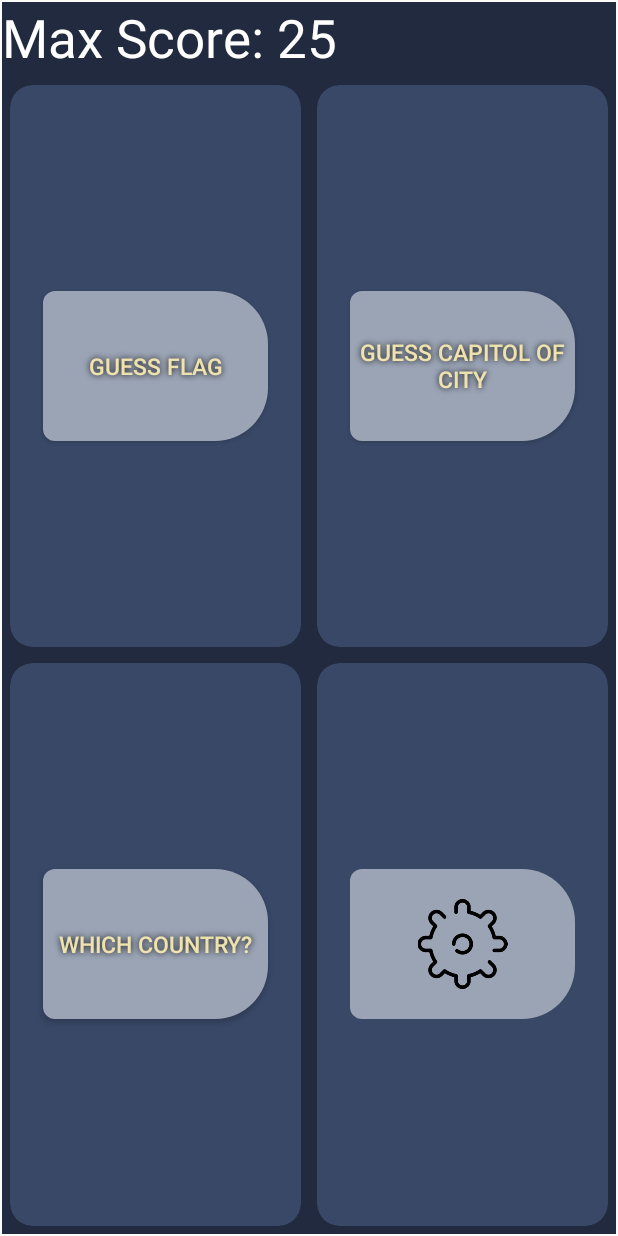
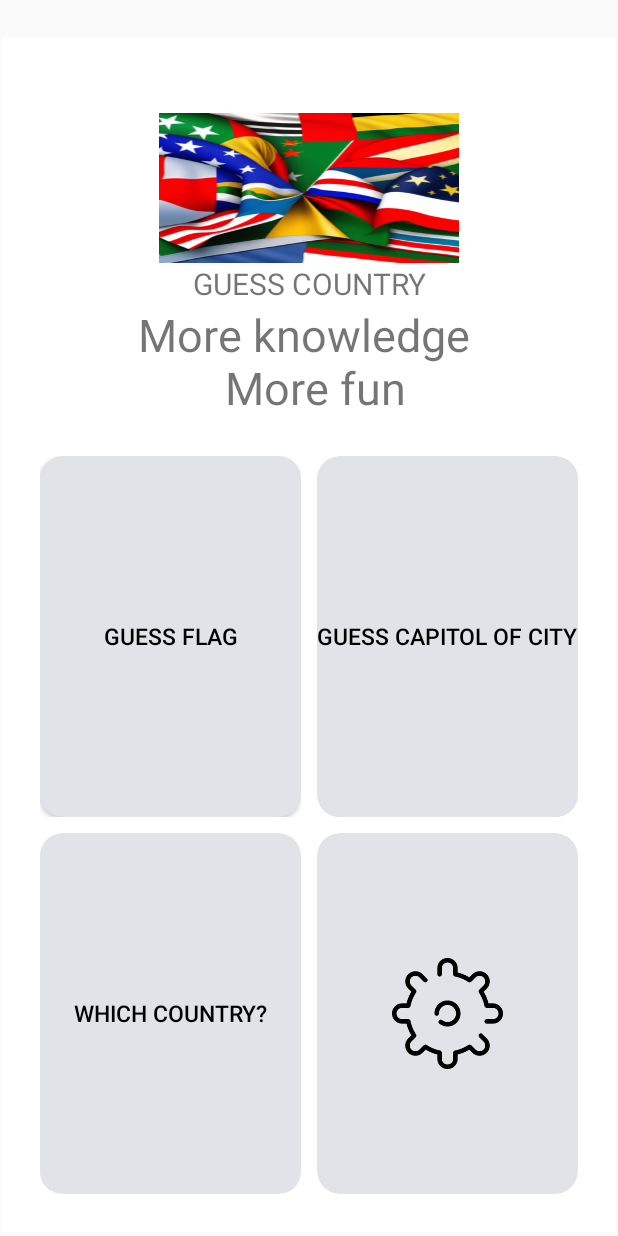
Before and after one commit to karakayahamza/CountriesAndFlagsQuiz, an Android app: the screen it shows after launch (MainActivity), on a phone screen of 412 x 824 dp. Run offline under Robolectric (Android 15) with nearby library versions, the phone set to English and light mode, and no system bars; our stand-ins replace RxJava; network calls fail.

Commit message:
Second Commit

```diff
--- a/app/src/main/res/drawable/buttun_design.xml
+++ b/app/src/main/res/drawable/buttun_design.xml
@@ -2,12 +2,12 @@
 <shape xmlns:android="http://schemas.android.com/apk/res/android"
     android:shape="rectangle" >
 
-    <solid android:color="#9BA4B5" />
+    <solid android:color="#E1E3E8" />
 
     <corners
-        android:bottomLeftRadius="8dp"
-        android:bottomRightRadius="35dp"
-        android:topLeftRadius="8dp"
-        android:topRightRadius="35dp" />
+        android:bottomLeftRadius="15dp"
+        android:bottomRightRadius="15dp"
+        android:topLeftRadius="15dp"
+        android:topRightRadius="15dp" />
 
 </shape>
--- a/app/src/main/res/layout/fragment_main_screen.xml
+++ b/app/src/main/res/layout/fragment_main_screen.xml
@@ -4,43 +4,59 @@
     xmlns:tools="http://schemas.android.com/tools"
     android:layout_width="match_parent"
     android:layout_height="match_parent"
-    tools:context=".views.MainScreen"
-    android:background="#F1F6F9"
-    >
+    tools:context=".views.MainScreen">
 
     <LinearLayout
         android:id="@+id/linearLayout"
-        android:layout_width="match_parent"
-        android:layout_height="50dp"
+        android:layout_width="0dp"
+        android:layout_height="wrap_content"
+        android:layout_marginTop="24dp"
+        android:background="#FFFFFF"
+        android:gravity="center"
+        android:orientation="vertical"
         app:layout_constraintBottom_toTopOf="@+id/gridLayout"
         app:layout_constraintEnd_toEndOf="parent"
         app:layout_constraintStart_toStartOf="parent"
-        app:layout_constraintTop_toTopOf="parent"
-        android:orientation="horizontal"
-        >
+        app:layout_constraintTop_toTopOf="parent">
+
+        <ImageView
+            android:layout_width="200dp"
+            android:layout_height="100dp"
+            android:layout_marginTop="50dp"
+            android:scaleType="fitCenter"
+            android:scaleX="2"
+            android:src="@drawable/appicon" />
+
         <TextView
-            android:id="@+id/score"
-            android:layout_height="50dp"
             android:layout_width="match_parent"
-            android:text="Max Score: 25"
-            android:textSize="35dp"
-            android:textColor="@color/white"
-            android:background="#212A3E"
-            />
+            android:layout_height="wrap_content"
+            android:gravity="center"
+            android:text="GUESS COUNTRY"
+            android:textSize="20sp" />
+
+        <TextView
+            android:layout_width="match_parent"
+            android:layout_height="wrap_content"
+            android:gravity="center"
+            android:text="More knowledge \n More fun"
+            android:textSize="30sp" />
+
+
     </LinearLayout>
 
     <GridLayout
         android:id="@+id/gridLayout"
         android:layout_width="0dp"
         android:layout_height="0dp"
+        android:layout_marginBottom="1dp"
+        android:background="#FFFFFF"
         android:columnCount="2"
-        android:rowCount="3"
+        android:rowCount="2"
+        android:padding="20dp"
         app:layout_constraintBottom_toBottomOf="parent"
         app:layout_constraintEnd_toEndOf="parent"
         app:layout_constraintStart_toStartOf="parent"
-        app:layout_constraintTop_toBottomOf="@+id/linearLayout"
-        android:background="#212A3E"
-        >
+        app:layout_constraintTop_toBottomOf="@+id/linearLayout">
 
         <androidx.cardview.widget.CardView
             android:id="@+id/cardView1"
@@ -49,22 +65,20 @@
             android:layout_rowWeight="1"
             android:layout_columnWeight="1"
             android:layout_margin="5dp"
-            app:cardCornerRadius="15dp"
+            app:cardCornerRadius="1dp"
             app:cardElevation="0dp"
-            app:cardBackgroundColor="#394867">
+            app:cardBackgroundColor="#FFFFFF"
+            >
 
             <Button
                 android:id="@+id/guess_flag"
-                android:layout_width="150dp"
-                android:layout_height="100dp"
+                android:layout_width="match_parent"
+                android:layout_height="match_parent"
                 android:layout_gravity="center"
                 android:background="@drawable/buttun_design"
-                android:shadowColor="#000000"
-                android:shadowDx="0"
-                android:shadowDy="0"
                 android:shadowRadius="5"
                 android:text="Guess Flag"
-                android:textColor="#EEE3AF"
+                android:textColor="#000000"
                 android:textSize="15dp"
                 app:layout_constraintStart_toStartOf="parent"
                 tools:ignore="MissingConstraints"
@@ -78,23 +92,18 @@
             android:layout_rowWeight="1"
             android:layout_columnWeight="1"
             android:layout_margin="5dp"
+            app:cardBackgroundColor="#FFFFFF"
             app:cardCornerRadius="15dp"
-            app:cardElevation="0dp"
-            app:cardBackgroundColor="#394867"
-            >
+            app:cardElevation="0dp">
 
             <Button
                 android:id="@+id/find_capital_city"
-                android:layout_width="150dp"
-                android:layout_height="100dp"
+                android:layout_width="match_parent"
+                android:layout_height="match_parent"
                 android:layout_gravity="center"
                 android:background="@drawable/buttun_design"
-                android:shadowColor="#000000"
-                android:shadowDx="0"
-                android:shadowDy="0"
-                android:shadowRadius="5"
                 android:text="Guess Capitol of City"
-                android:textColor="#EEE3AF"
+                android:textColor="#000000"
                 android:textSize="15dp"
                 app:layout_constraintStart_toStartOf="parent"
                 tools:ignore="MissingConstraints"
@@ -108,29 +117,22 @@
             android:layout_rowWeight="1"
             android:layout_columnWeight="1"
             android:layout_margin="5dp"
+            app:cardBackgroundColor="#FFFFFF"
             app:cardCornerRadius="15dp"
-            app:cardElevation="0dp"
-            app:cardBackgroundColor="#394867"
-            >
+            app:cardElevation="0dp">
 
             <Button
                 android:id="@+id/guess_city_which_country"
-                android:layout_width="150dp"
-                android:layout_height="100dp"
+                android:layout_width="match_parent"
+                android:layout_height="match_parent"
                 android:layout_gravity="center"
                 android:background="@drawable/buttun_design"
-                android:shadowColor="#000000"
-                android:shadowDx="0"
-                android:shadowDy="0"
-                android:shadowRadius="5"
                 android:text="Which country?"
-                android:textColor="#EEE3AF"
+                android:textColor="#000000"
                 android:textSize="15dp"
                 app:layout_constraintStart_toStartOf="parent"
                 tools:ignore="MissingConstraints"
-                tools:layout_editor_absoluteY="118dp"
-
-                />
+                tools:layout_editor_absoluteY="118dp" />
         </androidx.cardview.widget.CardView>
 
         <androidx.cardview.widget.CardView
@@ -140,21 +142,19 @@
             android:layout_rowWeight="1"
             android:layout_columnWeight="1"
             android:layout_margin="5dp"
+            app:cardBackgroundColor="#FFFFFF"
             app:cardCornerRadius="15dp"
-            app:cardElevation="0dp"
-            app:cardBackgroundColor="#394867"
-            >
+            app:cardElevation="0dp">
 
             <ImageButton
                 android:id="@+id/settings"
-                android:layout_width="150dp"
-                android:layout_height="100dp"
-                android:src="@drawable/settingsicon"
-                android:scaleType="fitCenter"
+                android:layout_width="match_parent"
+                android:layout_height="match_parent"
                 android:layout_gravity="center"
                 android:background="@drawable/buttun_design"
-                android:padding="20dp"
-                />
+                android:padding="50dp"
+                android:scaleType="fitCenter"
+                android:src="@drawable/settingsicon" />
         </androidx.cardview.widget.CardView>
     </GridLayout>
 </androidx.constraintlayout.widget.ConstraintLayout>
```
Also changed, not shown: app/src/main/res/drawable/appicon.png (added).
